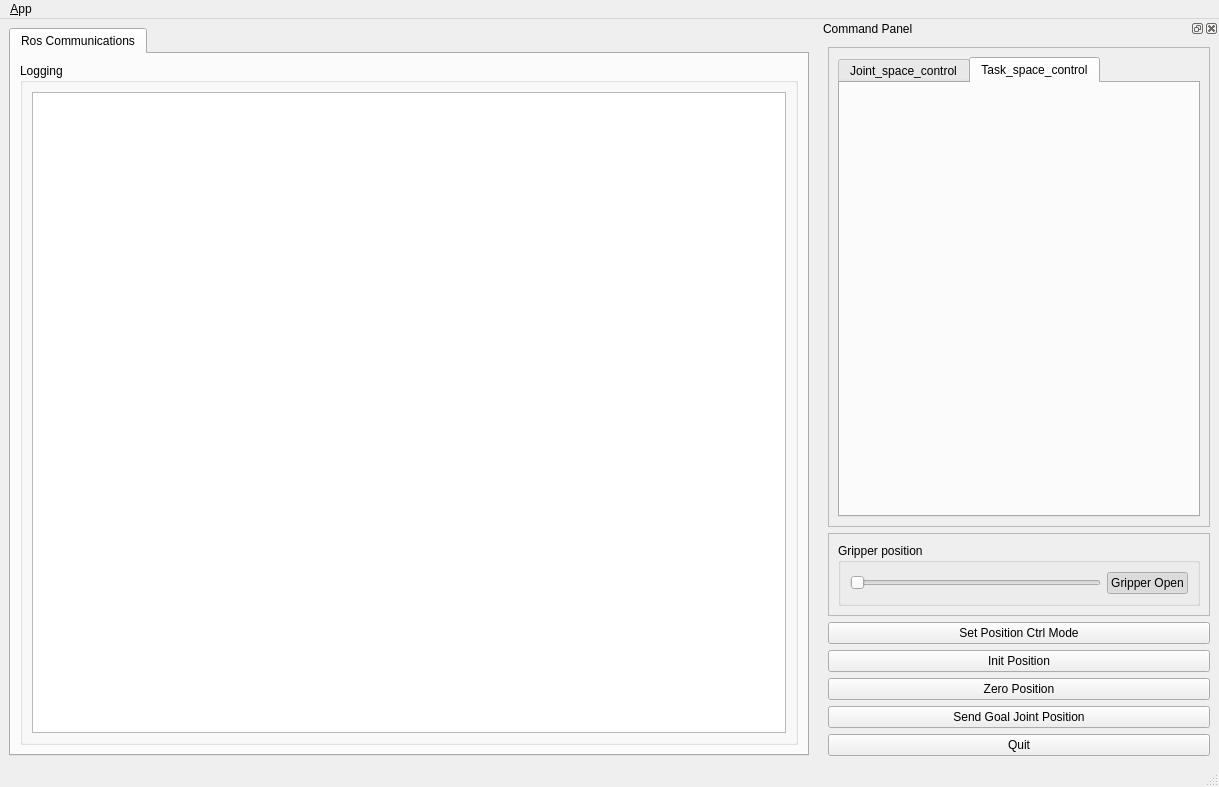
Above: manipulator_x_position_ctrl_module_gui/ui/main_window.ui from thor-mang/ROBOTIS-MANIPULATOR-X before the change. Below: the same form after it.
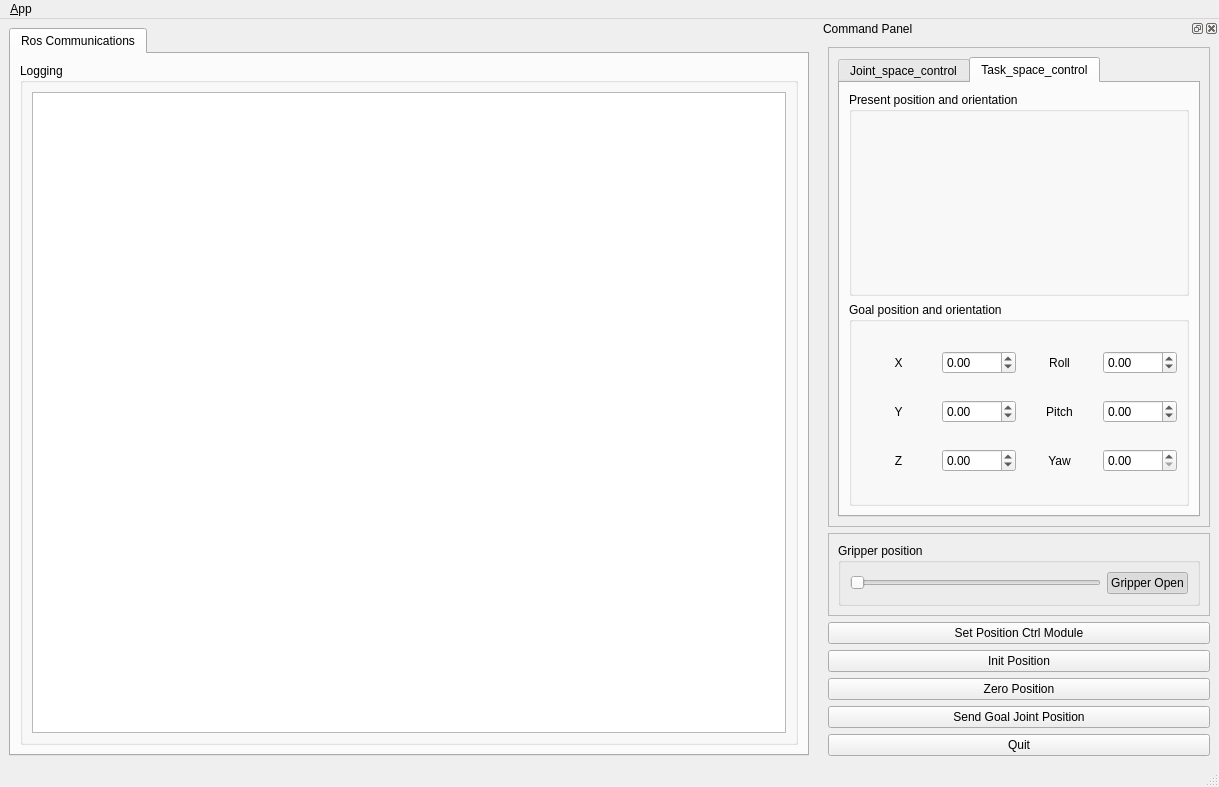
That is the form after the change. The open tabs and pages were chosen to show the change. Icons and pictures are not drawn.

The edit to the form file:
```diff
--- a/manipulator_x_position_ctrl_module_gui/ui/main_window.ui
+++ b/manipulator_x_position_ctrl_module_gui/ui/main_window.ui
@@ -365,6 +365,165 @@
            <attribute name="title">
             <string>Task_space_control</string>
            </attribute>
+           <layout class="QVBoxLayout" name="verticalLayout_2">
+            <item>
+             <widget class="QGroupBox" name="present_position_orientation_groupBox">
+              <property name="title">
+               <string>Present position and orientation</string>
+              </property>
+             </widget>
+            </item>
+            <item>
+             <widget class="QGroupBox" name="goal_position_orientation_groupBox">
+              <property name="title">
+               <string>Goal position and orientation</string>
+              </property>
+              <layout class="QGridLayout" name="gridLayout_4">
+               <item row="0" column="0">
+                <widget class="QLabel" name="goal_x_label">
+                 <property name="text">
+                  <string>X</string>
+                 </property>
+                 <property name="alignment">
+                  <set>Qt::AlignCenter</set>
+                 </property>
+                </widget>
+               </item>
+               <item row="1" column="0">
+                <widget class="QLabel" name="goal_y_label">
+                 <property name="text">
+                  <string>Y</string>
+                 </property>
+                 <property name="alignment">
+                  <set>Qt::AlignCenter</set>
+                 </property>
+                </widget>
+               </item>
+               <item row="1" column="1">
+                <widget class="QDoubleSpinBox" name="goal_y_doubleSpinBox">
+                 <property name="minimum">
+                  <double>-999.990000000000009</double>
+                 </property>
+                 <property name="maximum">
+                  <double>999.990000000000009</double>
+                 </property>
+                 <property name="singleStep">
+                  <double>0.010000000000000</double>
+                 </property>
+                </widget>
+               </item>
+               <item row="0" column="3">
+                <widget class="QDoubleSpinBox" name="goal_roll_doubleSpinBox">
+                 <property name="minimum">
+                  <double>-999.990000000000009</double>
+                 </property>
+                 <property name="maximum">
+                  <double>999.990000000000009</double>
+                 </property>
+                 <property name="singleStep">
+                  <double>0.010000000000000</double>
+                 </property>
+                </widget>
+               </item>
+               <item row="0" column="2">
+                <widget class="QLabel" name="goal_roll_label">
+                 <property name="text">
+                  <string>Roll</string>
+                 </property>
+                 <property name="alignment">
+                  <set>Qt::AlignCenter</set>
+                 </property>
+                </widget>
+               </item>
+               <item row="1" column="2">
+                <widget class="QLabel" name="goal_pitch_label">
+                 <property name="text">
+                  <string>Pitch</string>
+                 </property>
+                 <property name="alignment">
+                  <set>Qt::AlignCenter</set>
+                 </property>
+                </widget>
+               </item>
+               <item row="2" column="3">
+                <widget class="QDoubleSpinBox" name="goal_yaw_doubleSpinBox">
+                 <property name="maximum">
+                  <double>999.990000000000009</double>
+                 </property>
+                 <property name="singleStep">
+                  <double>0.010000000000000</double>
+                 </property>
+                 <property name="value">
+                  <double>0.000000000000000</double>
+                 </property>
+                </widget>
+               </item>
+               <item row="2" column="1">
+                <widget class="QDoubleSpinBox" name="goal_z_doubleSpinBox">
+                 <property name="minimum">
+                  <double>-999.990000000000009</double>
+                 </property>
+                 <property name="maximum">
+                  <double>999.990000000000009</double>
+                 </property>
+                 <property name="singleStep">
+                  <double>0.010000000000000</double>
+                 </property>
+                </widget>
+               </item>
+               <item row="2" column="2">
+                <widget class="QLabel" name="goal_yaw_label">
+                 <property name="text">
+                  <string>Yaw</string>
+                 </property>
+                 <property name="alignment">
+                  <set>Qt::AlignCenter</set>
+                 </property>
+                </widget>
+               </item>
+               <item row="0" column="1">
+                <widget class="QDoubleSpinBox" name="goal_x_doubleSpinBox">
+                 <property name="minimum">
+                  <double>-999.990000000000009</double>
+                 </property>
+                 <property name="maximum">
+                  <double>999.990000000000009</double>
+                 </property>
+                 <property name="singleStep">
+                  <double>0.010000000000000</double>
+                 </property>
+                </widget>
+               </item>
+               <item row="2" column="0">
+                <widget class="QLabel" name="goal_z_label">
+                 <property name="text">
+                  <string>Z</string>
+                 </property>
+                 <property name="alignment">
+                  <set>Qt::AlignCenter</set>
+                 </property>
+                </widget>
+               </item>
+               <item row="1" column="3">
+                <widget class="QDoubleSpinBox" name="goal_pitch_doubleSpinBox">
+                 <property name="minimum">
+                  <double>-999.990000000000009</double>
+                 </property>
+                 <property name="maximum">
+                  <double>999.990000000000009</double>
+                 </property>
+                 <property name="singleStep">
+                  <double>0.010000000000000</double>
+                 </property>
+                 <property name="value">
+                  <double>0.000000000000000</double>
+                 </property>
+                </widget>
+               </item>
+              </layout>
+             </widget>
+            </item>
+           </layout>
           </widget>
          </widget>
         </item>
@@ -421,7 +580,7 @@
      <item>
       <widget class="QPushButton" name="set_control_mode_pushButton">
        <property name="text">
-        <string>Set Position Ctrl Mode</string>
+        <string>Set Position Ctrl Module</string>
        </property>
       </widget>
      </item>
```
Left out of the diff: 9 changed lines with no effect on the pictures.
